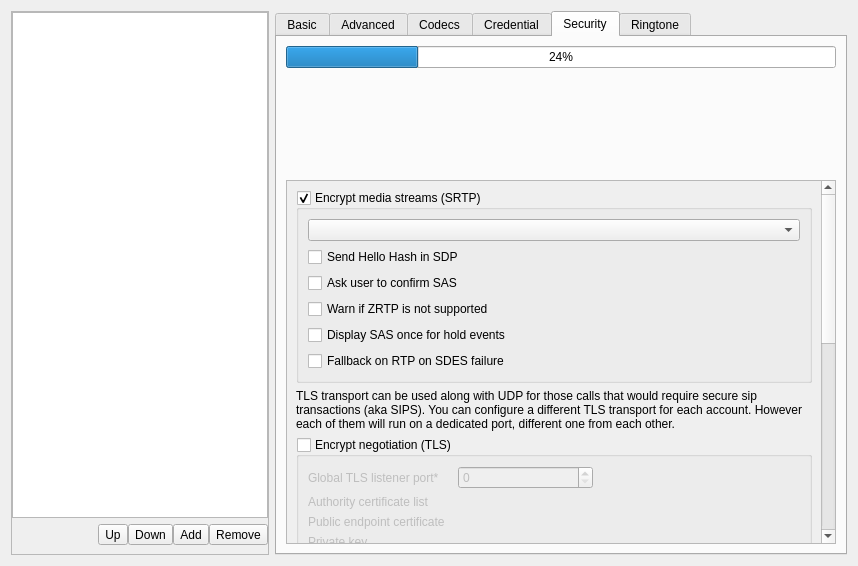
Qt form src/conf/dlgaccountsbase.ui (KDE/ring-kde) before a commit.
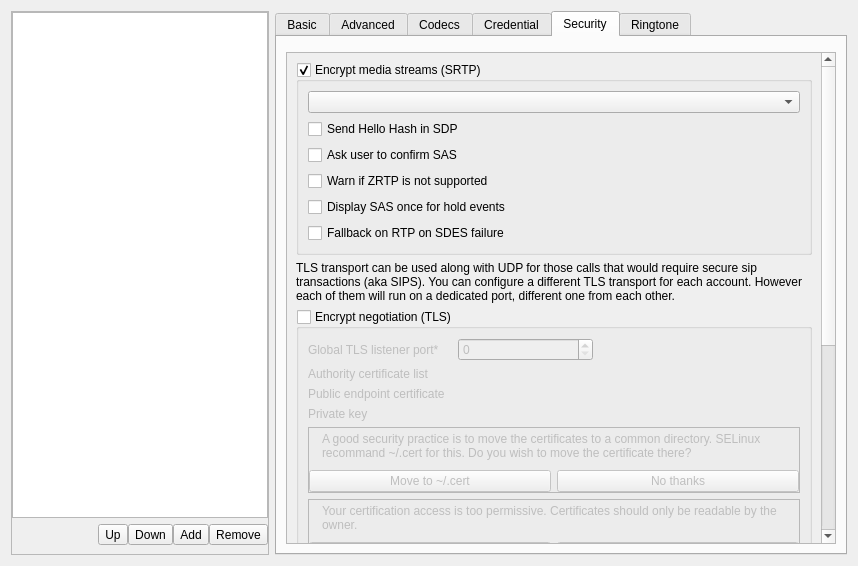
The same form after that commit. Custom widgets are drawn as their Qt base class.

Commit message: [ #37142 ] Add some security framework widgets

What changed in the file:
```diff
--- a/src/conf/dlgaccountsbase.ui
+++ b/src/conf/dlgaccountsbase.ui
@@ -13,8 +13,8 @@
   <property name="windowTitle">
    <string notr="true">Account configuration dialog</string>
   </property>
-  <layout class="QGridLayout" name="gridLayout_13">
-   <item row="0" column="0">
+  <layout class="QVBoxLayout" name="verticalLayout_8">
+   <item>
     <widget class="QWidget" name="widget1_configAccounts" native="true">
      <property name="autoFillBackground">
       <bool>false</bool>
@@ -1061,7 +1061,7 @@
           <string>Security</string>
          </attribute>
          <layout class="QGridLayout" name="gridLayout_3">
-          <item row="2" column="0">
+          <item row="1" column="0">
            <widget class="QScrollArea" name="scrollArea">
             <property name="sizePolicy">
              <sizepolicy hsizetype="Expanding" vsizetype="Expanding">
@@ -1076,7 +1076,7 @@
              <property name="geometry">
               <rect>
                <x>0</x>
-               <y>-349</y>
+               <y>0</y>
                <width>547</width>
                <height>808</height>
               </rect>
@@ -1585,16 +1585,9 @@
            </widget>
           </item>
           <item row="0" column="0">
-           <widget class="QProgressBar" name="progressBar">
-            <property name="value">
-             <number>24</number>
-            </property>
-           </widget>
-          </item>
-          <item row="1" column="0">
-           <widget class="QListView" name="m_pIssues">
+           <widget class="SecurityLevelWidget" name="m_pSecurityIssues" native="true">
             <property name="sizePolicy">
-             <sizepolicy hsizetype="Expanding" vsizetype="Minimum">
+             <sizepolicy hsizetype="Preferred" vsizetype="Fixed">
               <horstretch>0</horstretch>
               <verstretch>0</verstretch>
              </sizepolicy>
@@ -1608,33 +1601,9 @@
             <property name="maximumSize">
              <size>
               <width>16777215</width>
-              <height>100</height>
+              <height>16777215</height>
              </size>
             </property>
-            <property name="autoFillBackground">
-             <bool>false</bool>
-            </property>
-            <property name="styleSheet">
-             <string notr="true">background:transparent;border:0px;</string>
-            </property>
-            <property name="frameShape">
-             <enum>QFrame::NoFrame</enum>
-            </property>
-            <property name="frameShadow">
-             <enum>QFrame::Plain</enum>
-            </property>
-            <property name="verticalScrollBarPolicy">
-             <enum>Qt::ScrollBarAlwaysOff</enum>
-            </property>
-            <property name="horizontalScrollBarPolicy">
-             <enum>Qt::ScrollBarAlwaysOff</enum>
-            </property>
-            <property name="resizeMode">
-             <enum>QListView::Fixed</enum>
-            </property>
-            <property name="wordWrap">
-             <bool>true</bool>
-            </property>
            </widget>
           </item>
          </layout>
@@ -1742,6 +1711,12 @@
    <extends>QTreeView</extends>
    <header location="global">widgets/categorizedtreeview.h</header>
   </customwidget>
+  <customwidget>
+   <class>SecurityLevelWidget</class>
+   <extends>QWidget</extends>
+   <header>widgets/securityprogress.h</header>
+   <container>1</container>
+  </customwidget>
  </customwidgets>
  <resources>
   <include location="../qrc/resources.qrc"/>
```
Left out of the diff: 6 changed lines with no effect on the pictures. The commit also changes 6 other files.
